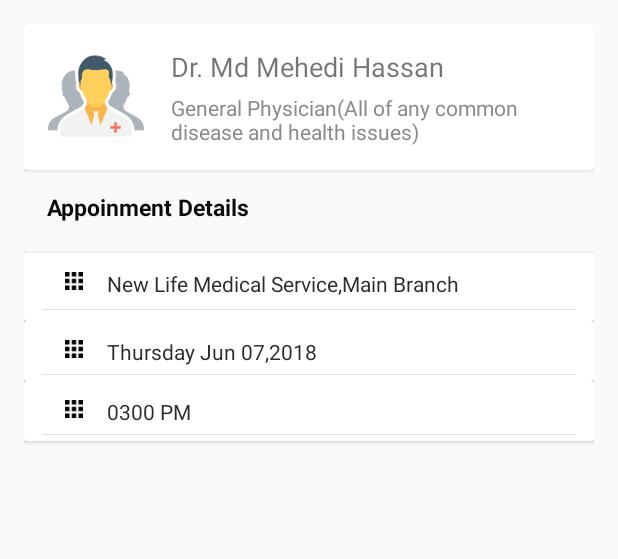
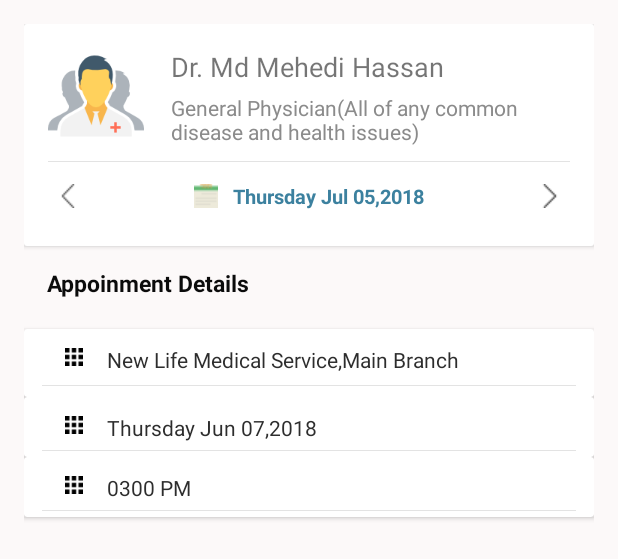
Before and after one commit to IshtiaqueRahmanTonmoy/iPMS, an Android app: the layout activity_appoinment_booking.xml on its own in the app's theme, with its tools: preview values and no code run, on a phone screen of 412 x 824 dp. Shown: the top 559 px of the screen. Run offline under Robolectric (Android 15) with nearby library versions, the light colour scheme and no system bars; Roboto replaces fonts that are not available here.

Commit message:
new commit

```diff
--- a/build.gradle
+++ b/build.gradle
@@ -9,7 +9,7 @@ android {
     defaultConfig {
         applicationId "patient.patientmanagement.pms"
         minSdkVersion 18
-        targetSdkVersion 22
+        targetSdkVersion 26
         versionCode 1
         versionName "1.0"
         testInstrumentationRunner "android.support.test.runner.AndroidJUnitRunner"
--- a/src/main/java/patient/patientmanagement/pms/AppoinmentBooking.java
+++ b/src/main/java/patient/patientmanagement/pms/AppoinmentBooking.java
@@ -295,6 +295,7 @@ public class AppoinmentBooking extends AppCompatActivity {
                         long aid = appid + 1;
                         ViewPager viewPager = (ViewPager) findViewById(R.id.viewPager);
 
+                        /*
                         Log.d("descriptions",description);
                         Log.d("speciality",speciality);
                         Log.d("education",education);
@@ -308,7 +309,7 @@ public class AppoinmentBooking extends AppCompatActivity {
                         Log.d("hospitalid", hospitalId);
                         Log.d("serialno", String.valueOf(slno));
                         Log.d("newtime", newtime);
-
+                        */
                         //String ids = String.valueOf(aid);
 
                         //Log.d("sno",sno);
--- a/src/main/java/patient/patientmanagement/pms/DashboardActivity.java
+++ b/src/main/java/patient/patientmanagement/pms/DashboardActivity.java
@@ -434,7 +434,7 @@ public class DashboardActivity extends AppCompatActivity
                         animatedView.setAnimation(null);
                         animatedView = itemView;
                     }
-                    ScaleAnimation fade_in = new ScaleAnimation(1f, 1.3f, 1f, 1.3f, Animation.RELATIVE_TO_SELF, 0.5f, Animation.RELATIVE_TO_SELF, 0.5f);
+                    ScaleAnimation fade_in = new ScaleAnimation(0.7f, 1.0f, 0.7f, 1.0f, Animation.RELATIVE_TO_SELF, 0.2f, Animation.RELATIVE_TO_SELF, 0.2f);
                     fade_in.setDuration(100);     // animation duration in milliseconds
                     fade_in.setFillAfter(true);    // If fillAfter is true, the transformation that this animation performed will persist when it is finished.
                     itemView.startAnimation(fade_in);
--- a/src/main/java/patient/patientmanagement/pms/HospitalSearchActivity.java
+++ b/src/main/java/patient/patientmanagement/pms/HospitalSearchActivity.java
@@ -142,20 +142,21 @@ public class HospitalSearchActivity extends AppCompatActivity {
         int id = item.getItemId();
 
         if(id == android.R.id.home){
-            if(fromonlydistrict.equals("1")){
+            if(fromonlydistrict.equals("1") && fromonlydistrictandhos.equals("null")){
                 Intent intent = new Intent(HospitalSearchActivity.this,HospitalActivity.class);
                 intent.putExtra("district",district);
                 intent.putExtra("hospital",hospitalName);
                 intent.putExtra("fromonlydistrict",fromonlydistrict);
                 startActivity(intent);
             }
-            else if(fromonlydistrictandhos.equals("2")){
+            else if(fromonlydistrictandhos.equals("2") && fromonlydistrict.equals("null")){
                 Intent intent = new Intent(HospitalSearchActivity.this,DashboardActivity.class);
                 intent.putExtra("district",district);
                 intent.putExtra("hospital",hospitalName);
                 intent.putExtra("fromonlydistrictandhosptial",fromonlydistrictandhos);
                 startActivity(intent);
             }
+
         }
 
 
--- a/src/main/java/patient/patientmanagement/pms/adapter/CardPagerAdapter.java
+++ b/src/main/java/patient/patientmanagement/pms/adapter/CardPagerAdapter.java
@@ -288,6 +288,7 @@ public class CardPagerAdapter extends PagerAdapter implements CardAdapter {
                       intent.putExtra("district", district);
                       intent.putExtra("hospital", hospital);
                       intent.putExtra("expertise", expertise);
+                      intent.putExtra("fromonlydistrict", "null");
                       intent.putExtra("fromonlydistrictandhosptial", "2");
                       v.getContext().startActivity(intent);
                       /*
--- a/src/main/java/patient/patientmanagement/pms/patient/patientmanagement/fragment/ABnegativeFragment.java
+++ b/src/main/java/patient/patientmanagement/pms/patient/patientmanagement/fragment/ABnegativeFragment.java
@@ -68,6 +68,7 @@ public class ABnegativeFragment extends Fragment {
                         String id = String.valueOf(childDataSnapshot.child("districtId").getValue());
                         //Toast.makeText(getActivity(), ""+id, Toast.LENGTH_SHORT).show();
                         getValue(id,thanaName,bloodGroup);
+                        progressDialog.dismiss();
                     }
                 }
 
@@ -146,7 +147,7 @@ public class ABnegativeFragment extends Fragment {
                         //getvalue(idval,ImageDoctor,doctorName,education,specialistId,designation,hospitalsId);
                     }
                     else{
-                        Toast.makeText(getActivity(), "Value not found..", Toast.LENGTH_SHORT).show();
+                        //Toast.makeText(getActivity(), "Value not found..", Toast.LENGTH_SHORT).show();
                         progressDialog.dismiss();
                     }
                     //Toast.makeText(DoctorList.this, ""+doctorName+education+designation, Toast.LENGTH_SHORT).show();
--- a/src/main/java/patient/patientmanagement/pms/patient/patientmanagement/fragment/ABpositiveFragment.java
+++ b/src/main/java/patient/patientmanagement/pms/patient/patientmanagement/fragment/ABpositiveFragment.java
@@ -69,6 +69,7 @@ public class ABpositiveFragment extends Fragment {
                         String id = String.valueOf(childDataSnapshot.child("districtId").getValue());
                         //Toast.makeText(getActivity(), ""+id, Toast.LENGTH_SHORT).show();
                         getValue(id,thanaName,bloodGroup);
+                        progressDialog.dismiss();
                     }
                 }
 
@@ -153,7 +154,7 @@ public class ABpositiveFragment extends Fragment {
                         //getvalue(idval,ImageDoctor,doctorName,education,specialistId,designation,hospitalsId);
                     }
                     else{
-                        Toast.makeText(getActivity(), "Value not found..", Toast.LENGTH_SHORT).show();
+                        //Toast.makeText(getActivity(), "Value not found..", Toast.LENGTH_SHORT).show();
                         progressDialog.dismiss();
                     }
                     //Toast.makeText(DoctorList.this, ""+doctorName+education+designation, Toast.LENGTH_SHORT).show();
--- a/src/main/java/patient/patientmanagement/pms/patient/patientmanagement/fragment/AnegativeFragment.java
+++ b/src/main/java/patient/patientmanagement/pms/patient/patientmanagement/fragment/AnegativeFragment.java
@@ -67,6 +67,7 @@ public class AnegativeFragment extends Fragment {
                         String id = String.valueOf(childDataSnapshot.child("districtId").getValue());
                         //Toast.makeText(getActivity(), ""+id, Toast.LENGTH_SHORT).show();
                         getValue(id,thanaName,bloodGroup);
+                        progressDialog.dismiss();
                     }
                 }
 
@@ -151,7 +152,7 @@ public class AnegativeFragment extends Fragment {
                         //getvalue(idval,ImageDoctor,doctorName,education,specialistId,designation,hospitalsId);
                     }
                     else{
-                        Toast.makeText(getActivity(), "Value not found..", Toast.LENGTH_SHORT).show();
+                        //Toast.makeText(getActivity(), "Value not found..", Toast.LENGTH_SHORT).show();
                         progressDialog.dismiss();
                     }
                     //Toast.makeText(DoctorList.this, ""+doctorName+education+designation, Toast.LENGTH_SHORT).show();
--- a/src/main/java/patient/patientmanagement/pms/patient/patientmanagement/fragment/ApositiveFragment.java
+++ b/src/main/java/patient/patientmanagement/pms/patient/patientmanagement/fragment/ApositiveFragment.java
@@ -75,6 +75,7 @@ public class ApositiveFragment extends Fragment {
                         String id = String.valueOf(childDataSnapshot.child("districtId").getValue());
                         //Toast.makeText(getActivity(), ""+id, Toast.LENGTH_SHORT).show();
                         getValue(id,thanaName,bloodGroup);
+                        progressDialog.dismiss();
                     }
                 }
 
@@ -159,7 +160,7 @@ public class ApositiveFragment extends Fragment {
                         //getvalue(idval,ImageDoctor,doctorName,education,specialistId,designation,hospitalsId);
                     }
                     else{
-                        Toast.makeText(getActivity(), "Value not found..", Toast.LENGTH_SHORT).show();
+                        //Toast.makeText(getActivity(), "Value not found..", Toast.LENGTH_SHORT).show();
                         progressDialog.dismiss();
                     }
                     //Toast.makeText(DoctorList.this, ""+doctorName+education+designation, Toast.LENGTH_SHORT).show();
--- a/src/main/java/patient/patientmanagement/pms/patient/patientmanagement/fragment/BnegativeFragment.java
+++ b/src/main/java/patient/patientmanagement/pms/patient/patientmanagement/fragment/BnegativeFragment.java
@@ -69,6 +69,7 @@ public class BnegativeFragment extends Fragment {
                         String id = String.valueOf(childDataSnapshot.child("districtId").getValue());
                         //Toast.makeText(getActivity(), ""+id, Toast.LENGTH_SHORT).show();
                         getValue(id,thanaName,bloodGroup);
+                        progressDialog.dismiss();
                     }
                 }
 
@@ -153,7 +154,7 @@ public class BnegativeFragment extends Fragment {
                         //getvalue(idval,ImageDoctor,doctorName,education,specialistId,designation,hospitalsId);
                     }
                     else{
-                        Toast.makeText(getActivity(), "Value not found..", Toast.LENGTH_SHORT).show();
+                        //Toast.makeText(getActivity(), "Value not found..", Toast.LENGTH_SHORT).show();
                         progressDialog.dismiss();
                     }
                     //Toast.makeText(DoctorList.this, ""+doctorName+education+designation, Toast.LENGTH_SHORT).show();
--- a/src/main/java/patient/patientmanagement/pms/patient/patientmanagement/fragment/BpositiveFragment.java
+++ b/src/main/java/patient/patientmanagement/pms/patient/patientmanagement/fragment/BpositiveFragment.java
@@ -79,6 +79,7 @@ public class BpositiveFragment extends Fragment {
                         String id = String.valueOf(childDataSnapshot.child("districtId").getValue());
                         //Toast.makeText(getActivity(), ""+id, Toast.LENGTH_SHORT).show();
                         getValue(id,thanaName,bloodGroup);
+                        progressDialog.dismiss();
                     }
                 }
 
@@ -157,7 +158,7 @@ public class BpositiveFragment extends Fragment {
                         //getvalue(idval,ImageDoctor,doctorName,education,specialistId,designation,hospitalsId);
                     }
                     else{
-                        Toast.makeText(getActivity(), "Value not found..", Toast.LENGTH_SHORT).show();
+                        //Toast.makeText(getActivity(), "Value not found..", Toast.LENGTH_SHORT).show();
                         progressDialog.dismiss();
                     }
                     //Toast.makeText(DoctorList.this, ""+doctorName+education+designation, Toast.LENGTH_SHORT).show();
--- a/src/main/java/patient/patientmanagement/pms/patient/patientmanagement/fragment/MapFragment.java
+++ b/src/main/java/patient/patientmanagement/pms/patient/patientmanagement/fragment/MapFragment.java
@@ -60,6 +60,7 @@ public class MapFragment extends Fragment implements LocationListener, OnMapRead
 
         View view = inflater.inflate(R.layout.fragment_tab3, container, false);
 
+        p1 = new LatLng(23.8103, 90.4125);
         Bundle extras = getActivity().getIntent().getExtras();
 
         if (extras != null) {
--- a/src/main/java/patient/patientmanagement/pms/patient/patientmanagement/fragment/OnegativeFragment.java
+++ b/src/main/java/patient/patientmanagement/pms/patient/patientmanagement/fragment/OnegativeFragment.java
@@ -69,6 +69,7 @@ public class OnegativeFragment extends Fragment {
                         String id = String.valueOf(childDataSnapshot.child("districtId").getValue());
                         //Toast.makeText(getActivity(), ""+id, Toast.LENGTH_SHORT).show();
                         getValue(id,thanaName,bloodGroup);
+                        progressDialog.dismiss();
                     }
                 }
 
@@ -153,7 +154,7 @@ public class OnegativeFragment extends Fragment {
                         //getvalue(idval,ImageDoctor,doctorName,education,specialistId,designation,hospitalsId);
                     }
                     else{
-                        Toast.makeText(getActivity(), "Value not found..", Toast.LENGTH_SHORT).show();
+                        //Toast.makeText(getActivity(), "Value not found..", Toast.LENGTH_SHORT).show();
                         progressDialog.dismiss();
                     }
                     //Toast.makeText(DoctorList.this, ""+doctorName+education+designation, Toast.LENGTH_SHORT).show();
--- a/src/main/java/patient/patientmanagement/pms/patient/patientmanagement/fragment/OpositiveFragment.java
+++ b/src/main/java/patient/patientmanagement/pms/patient/patientmanagement/fragment/OpositiveFragment.java
@@ -51,12 +51,13 @@ public class OpositiveFragment extends Fragment {
         View view=inflater.inflate(R.layout.fragment_opos, container, false);
 
         bloodList.clear();
-        showProcessDialog();
+        //showProcessDialog();
 
 
         recyclerView = (RecyclerView) view.findViewById(R.id.recycler_view);
         Bundle extras = getActivity().getIntent().getExtras();
         if (extras != null) {
+            showProcessDialog();
             districtName = extras.getString("district");
             thanaName = extras.getString("thana");
             bloodGroup = extras.getString("bloodgroup");
@@ -69,6 +70,7 @@ public class OpositiveFragment extends Fragment {
                         String id = String.valueOf(childDataSnapshot.child("districtId").getValue());
                         //Toast.makeText(getActivity(), ""+id, Toast.LENGTH_SHORT).show();
                         getValue(id,thanaName,bloodGroup);
+                        progressDialog.dismiss();
                     }
                 }
 
@@ -153,7 +155,7 @@ public class OpositiveFragment extends Fragment {
                         //getvalue(idval,ImageDoctor,doctorName,education,specialistId,designation,hospitalsId);
                     }
                     else{
-                        Toast.makeText(getActivity(), "Value not found..", Toast.LENGTH_SHORT).show();
+                        //Toast.makeText(getActivity(), "Value not found..", Toast.LENGTH_SHORT).show();
                         progressDialog.dismiss();
                     }
                     //Toast.makeText(DoctorList.this, ""+doctorName+education+designation, Toast.LENGTH_SHORT).show();
--- a/src/main/res/layout/activity_appoinment_booking.xml
+++ b/src/main/res/layout/activity_appoinment_booking.xml
@@ -49,6 +49,68 @@
                     android:layout_toRightOf="@+id/cardview_image"
                     android:text="General Physician(All of any common disease and health issues)"
                     android:textColor="#8b8b8b" />
+
+                <LinearLayout
+                    android:id="@+id/linearline"
+                    android:layout_width="match_parent"
+                    android:layout_height="0.5dp"
+                    android:layout_marginTop="10dp"
+                    android:layout_below="@+id/short_description"
+                    android:layout_marginBottom="7dp"
+                    android:background="#E3E3E3"
+                    android:orientation="horizontal"></LinearLayout>
+
+                <LinearLayout
+                    android:layout_width="match_parent"
+                    android:layout_height="wrap_content"
+                    android:layout_marginTop="6dp"
+                    android:layout_marginBottom="8dp"
+                    android:gravity="center"
+                    android:layout_below="@+id/linearline"
+                    android:orientation="horizontal">
+
+                    <Button
+                        android:id="@+id/rightArrow"
+                        android:layout_width="0dip"
+                        android:layout_height="match_parent"
+                        android:layout_gravity="right"
+                        android:layout_weight=".01"
+                        android:background="@null"
+                        android:paddingLeft="50dp"
+                        android:padding="5dp"
+                        android:drawableLeft="@drawable/leftarrow"
+                        />
+
+                    <ImageView
+                        android:id="@+id/cardview_images"
+                        android:layout_width="wrap_content"
+                        android:layout_height="wrap_content"
+                        android:layout_alignParentTop="true"
+                        android:layout_marginRight="10dp"
+                        android:src="@drawable/calendar" />
+
+                    <TextView
+                        android:id="@+id/bookappoinment"
+                        android:layout_width="wrap_content"
+                        android:layout_height="wrap_content"
+                        android:textColor="#3c819f"
+                        android:layout_gravity="center"
+                        android:textSize="13sp"
+                        android:textStyle="bold"
+                        android:text="Thursday Jul 05,2018"/>
+
+
+                    <Button
+                        android:id="@+id/leftArrow"
+                        android:layout_width="0dip"
+                        android:layout_height="match_parent"
+                        android:layout_gravity="left"
+                        android:layout_weight=".01"
+                        android:background="@null"
+                        android:padding="5dp"
+                        android:drawableRight="@drawable/rightarrow" />
+
+                </LinearLayout>
 
             </RelativeLayout>
 
```
Also changed, not shown: src/main/res/drawable-mdpi/calendar.png (added), src/main/res/drawable-mdpi/leftarrow.png (added), src/main/res/drawable-mdpi/rightarrow.png (added).
